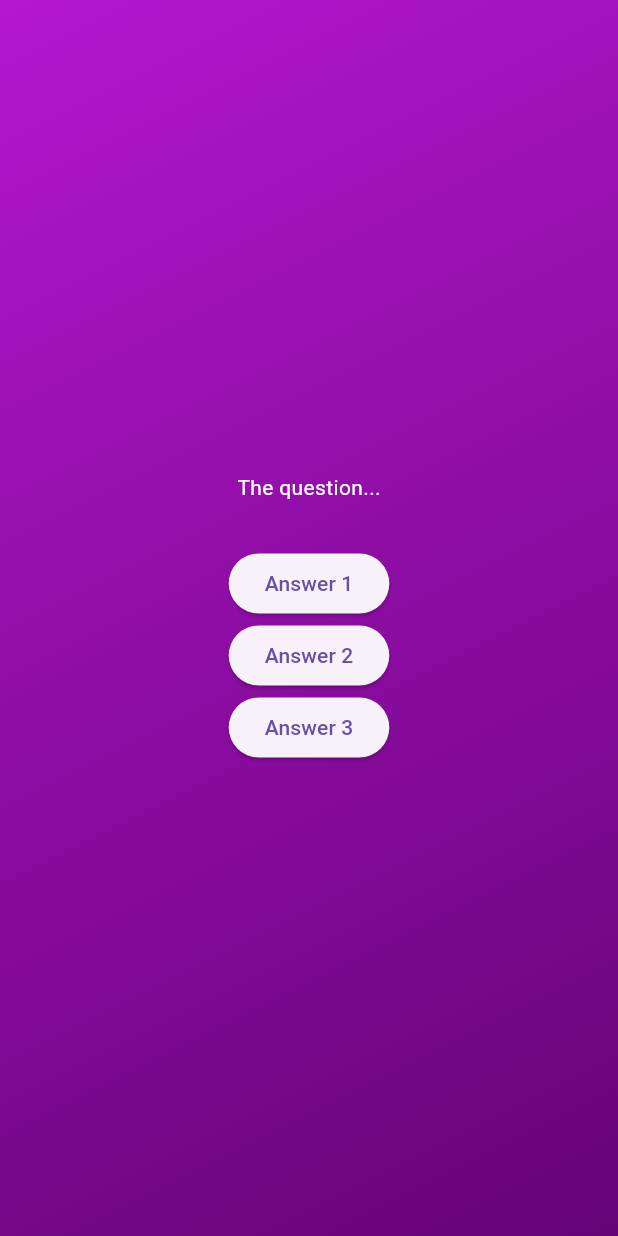
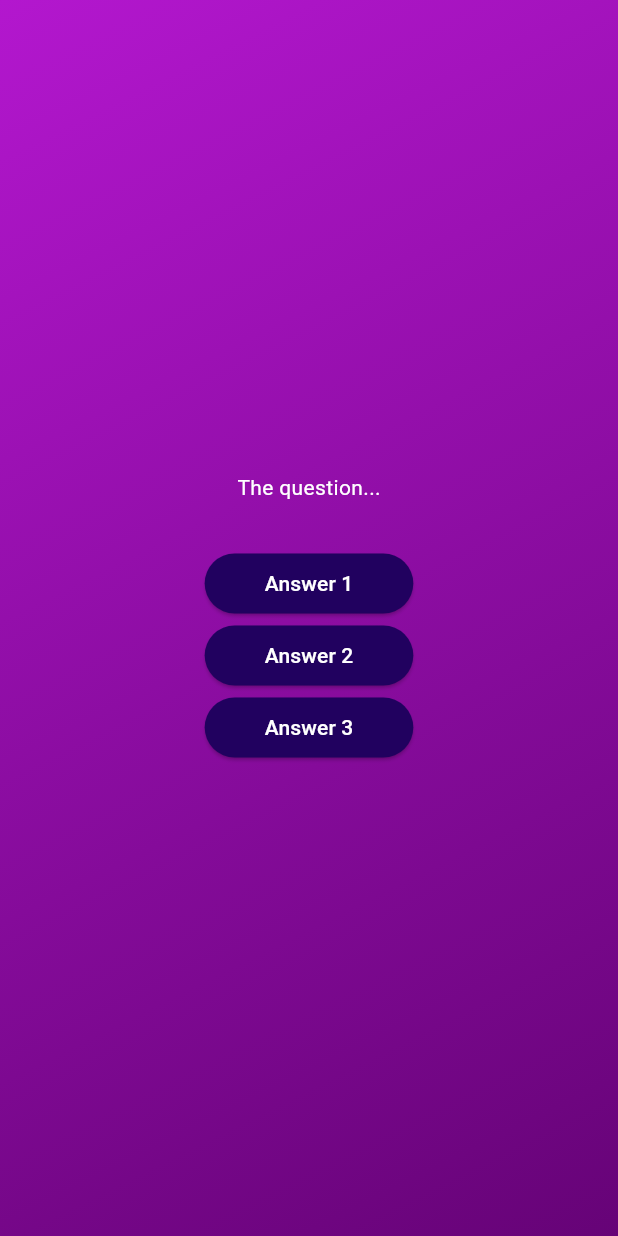
Before and after one commit to adogbeji/FlutterQuizApp, a Flutter app: the screen it shows after launch, after a tap on "Start Quiz", on a phone screen of 412 x 824 dp. Run offline on Flutter 3.47's test engine with Material 3 defaults, Android fonts, the phone set to English and light mode, and no system bars.

Commit message:
Add styling to AnswerButton widget

```diff
--- a/lib/answer_button.dart
+++ b/lib/answer_button.dart
@@ -11,6 +11,17 @@ class AnswerButton extends StatelessWidget {
   Widget build(BuildContext context) {
     return ElevatedButton(
       onPressed: onTap,
+      style: ElevatedButton.styleFrom(
+        padding: const EdgeInsets.symmetric(
+          vertical: 10,
+          horizontal: 40,
+        ),
+        backgroundColor: const Color.fromARGB(255, 33, 1, 95),
+        foregroundColor: Colors.white,
+        shape: RoundedRectangleBorder(
+          borderRadius: BorderRadius.circular(40),
+        ),
+      ),
       child: Text(answerText),
     );
   }
```
